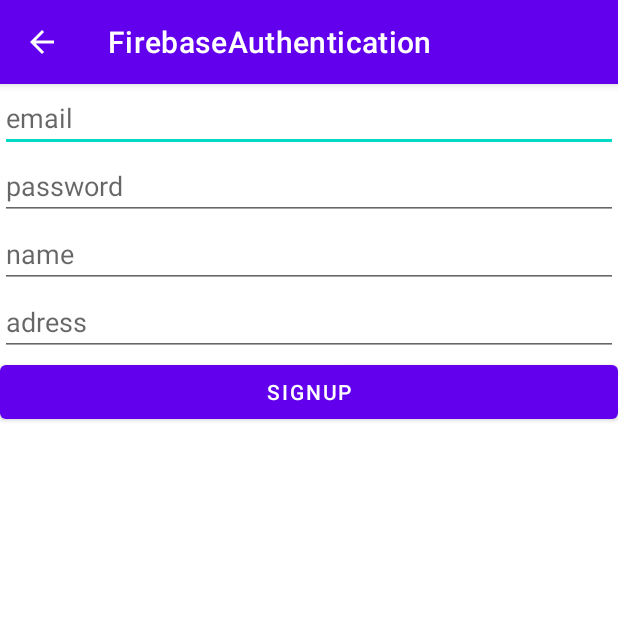
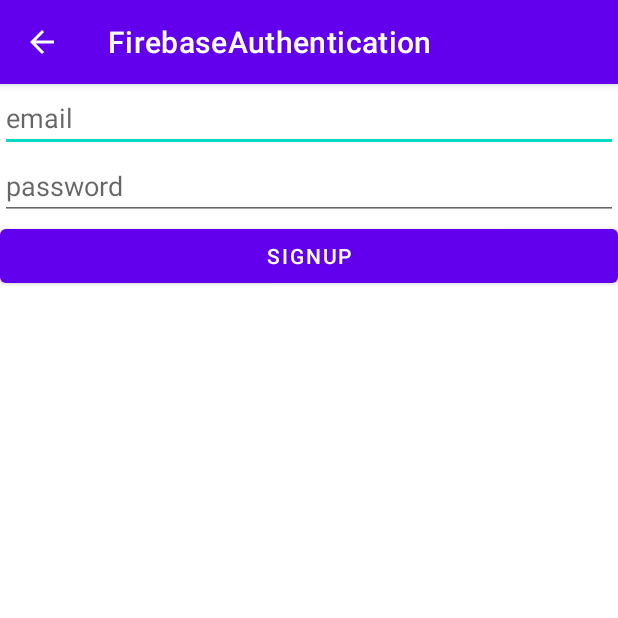
Before and after one commit to ardentseeker/FirebaseAuthentication, an Android app: the SignUpActivity screen opened directly, with no data from a screen before it, after a tap on "SIGNUP", on a phone screen of 412 x 824 dp, the top half of it. Run offline under Robolectric (Android 15) with nearby library versions, the phone set to English and light mode, and no system bars; our stand-ins replace Firebase (no records; nobody signed in at launch, a user with empty details on screens opened directly).

```diff
--- a/app/build.gradle
+++ b/app/build.gradle
@@ -13,7 +13,7 @@ android {
     }
     defaultConfig {
         applicationId "com.example.firebaseauthentication"
-        minSdk 23
+        minSdk 21
         targetSdk 32
         versionCode 1
         versionName "1.0"
@@ -43,6 +43,7 @@ dependencies {
     implementation 'com.google.android.material:material:1.7.0'
     implementation 'androidx.constraintlayout:constraintlayout:2.1.4'
     implementation 'com.google.firebase:firebase-auth-ktx:21.1.0'
+    implementation 'com.google.firebase:firebase-database-ktx:20.1.0'
     testImplementation 'junit:junit:4.13.2'
     androidTestImplementation 'androidx.test.ext:junit:1.1.4'
     androidTestImplementation 'androidx.test.espresso:espresso-core:3.5.0'
--- a/app/src/main/java/com/example/firebaseauthentication/SignUpActivity.kt
+++ b/app/src/main/java/com/example/firebaseauthentication/SignUpActivity.kt
@@ -5,17 +5,15 @@ import androidx.appcompat.app.AppCompatActivity
 import android.os.Bundle
 import android.widget.Button
 import android.widget.EditText
+import android.widget.Toast
 import com.example.firebaseauthentication.databinding.ActivitySignUpBinding
+import com.google.android.gms.common.util.Strings
+import com.google.firebase.auth.FirebaseAuth
 
 class SignUpActivity : AppCompatActivity() {
 
-    lateinit var email:EditText
-    lateinit var pass:EditText
-    lateinit var name:EditText
-    lateinit var address:EditText
-    lateinit var signUp:Button
-
     lateinit var signUpBinding:ActivitySignUpBinding
+    val auth:FirebaseAuth = FirebaseAuth.getInstance()
 
     @SuppressLint("MissingInflatedId")
     override fun onCreate(savedInstanceState: Bundle?) {
@@ -27,8 +25,20 @@ class SignUpActivity : AppCompatActivity() {
         setContentView(view)
 
         signUpBinding.signUp.setOnClickListener {
+            val userEmail = signUpBinding.emailSp.text.toString()
+            val userPass = signUpBinding.passwordSp.text.toString()
+            signUpFirfebase(userEmail,userPass)
+        }
+    }
+    fun signUpFirfebase(email:String,pass:String){
+        auth.createUserWithEmailAndPassword(email,pass).addOnCompleteListener { task->
+            if (task.isSuccessful){
+                Toast.makeText(this,"user have been created",Toast.LENGTH_LONG).show()
+                finish()
+            }else{
+                Toast.makeText(this,task.exception.toString(),Toast.LENGTH_LONG).show()
 
+            }
         }
-
     }
 }
--- a/app/src/main/res/layout/activity_sign_in.xml
+++ b/app/src/main/res/layout/activity_sign_in.xml
@@ -14,7 +14,7 @@
         android:layout_height="wrap_content">
         <com.google.android.material.textfield.TextInputEditText
             android:hint="enter your email"
-            android:id="@+id/email"
+            android:id="@+id/emailSi"
             android:layout_width="match_parent"
             android:layout_height="wrap_content"/>
     </com.google.android.material.textfield.TextInputLayout>
@@ -25,7 +25,7 @@
     app:passwordToggleEnabled="true">
         <com.google.android.material.textfield.TextInputEditText
             android:hint="enter your password"
-            android:id="@+id/pass"
+            android:id="@+id/passSi"
             android:layout_width="match_parent"
             android:layout_height="wrap_content"/>
     </com.google.android.material.textfield.TextInputLayout>
--- a/app/src/main/res/layout/activity_sign_up.xml
+++ b/app/src/main/res/layout/activity_sign_up.xml
@@ -25,22 +25,6 @@
         android:inputType="textPassword" />
 
 
-    <EditText
-        android:id="@+id/nameSp"
-        android:layout_width="match_parent"
-        android:layout_height="wrap_content"
-        android:ems="10"
-        android:inputType="textPersonName"
-        android:hint="name" />
-
-    <EditText
-        android:id="@+id/addressSp"
-        android:layout_width="match_parent"
-        android:layout_height="wrap_content"
-        android:ems="10"
-        android:hint="adress"
-        android:inputType="textPersonName"/>
-
     <Button
         android:id="@+id/signUp"
         android:layout_width="match_parent"
```
Also changed, not shown: app/src/main/java/com/example/firebaseauthentication/SignInActivity.kt (+11 -0 lines).
